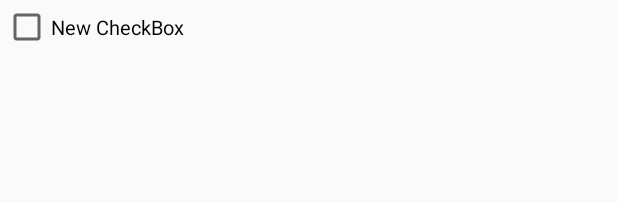
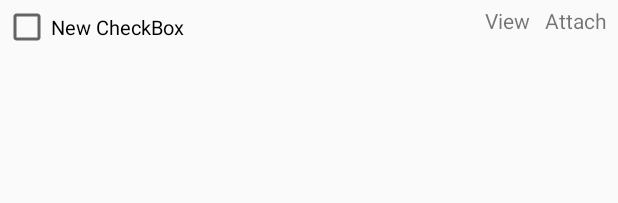
Before and after one commit to mridulsk92/Worker, an Android app: the layout checklist.xml on its own in the app's theme, with its tools: preview values and no code run, on a phone screen of 412 x 824 dp. Shown: the top 203 px of the screen. Run offline under Robolectric (Android 15) with nearby library versions, the phone set to English and light mode, and no system bars.

Commit message:
29th Nov 2016

```diff
--- a/app/src/main/java/com/example/mridul_xpetize/worker/MainActivity.java
+++ b/app/src/main/java/com/example/mridul_xpetize/worker/MainActivity.java
@@ -265,7 +265,6 @@ public class MainActivity extends AppCompatActivity {
                                                 }
                                             }
                                         })
-
                                         .setPositiveButton("OK", new DialogInterface.OnClickListener() {
                                             @Override
                                             public void onClick(DialogInterface dialog, int id) {
@@ -359,7 +358,6 @@ public class MainActivity extends AppCompatActivity {
 
         @Override
         protected Void doInBackground(Void... params) {
-
 
             String token = pref.GetPreferences("FCM TOKEN");
             String userid = pref.GetPreferences("UserId");
--- a/app/src/main/res/layout/activity_task.xml
+++ b/app/src/main/res/layout/activity_task.xml
@@ -160,6 +160,7 @@
         android:id="@+id/textView2"
         android:layout_width="wrap_content"
         android:layout_height="wrap_content"
+        android:visibility="gone"
         android:layout_above="@+id/imageView_attachment"
         android:layout_alignParentLeft="true"
         android:layout_alignParentStart="true"
@@ -173,6 +174,7 @@
         android:layout_height="wrap_content"
         android:layout_alignTop="@+id/textView2"
         android:layout_margin="2dp"
+        android:visibility="gone"
         android:layout_toEndOf="@+id/textView2"
         android:layout_toRightOf="@+id/textView2"
         android:background="@null"
--- a/app/src/main/res/layout/checklist.xml
+++ b/app/src/main/res/layout/checklist.xml
@@ -25,4 +25,39 @@
         android:layout_alignParentLeft="true"
         android:layout_alignParentStart="true" />
 
+    <ImageView
+        android:layout_width="wrap_content"
+        android:layout_height="wrap_content"
+        android:id="@+id/imageView_holder"
+        android:layout_marginBottom="5dp"
+        android:layout_alignBottom="@+id/checkBox_item"
+        android:layout_toLeftOf="@+id/imageButton_camera"
+        android:layout_toStartOf="@+id/imageButton_camera"
+        android:layout_marginRight="25dp"
+        android:layout_marginEnd="25dp" />
+
+    <TextView
+        android:layout_width="wrap_content"
+        android:layout_height="wrap_content"
+        android:textAppearance="?android:attr/textAppearanceSmall"
+        android:text="Attach"
+        android:layout_marginBottom="5dp"
+        android:layout_marginRight="5dp"
+        android:id="@+id/textView_attach"
+        android:layout_above="@+id/imageView_holder"
+        android:layout_alignParentRight="true"
+        android:layout_alignParentEnd="true" />
+
+    <TextView
+        android:layout_width="wrap_content"
+        android:layout_height="wrap_content"
+        android:textAppearance="?android:attr/textAppearanceSmall"
+        android:text="View"
+        android:layout_marginRight="10dp"
+        android:layout_marginBottom="5dp"
+        android:id="@+id/textView_view"
+        android:layout_alignTop="@+id/textView_attach"
+        android:layout_toLeftOf="@+id/textView_attach"
+        android:layout_toStartOf="@+id/textView_attach" />
+
 </RelativeLayout>
```
Also changed, not shown: app/src/main/java/com/example/mridul_xpetize/worker/TaskActivity.java (+88 -6 lines), app/src/main/res/layout/attachment_dialog.xml (added, +16 -0 lines), app/src/main/res/layout/submit_dialog.xml (+13 -4 lines), app/src/main/res/drawable/ic_camera_small.png (added).
